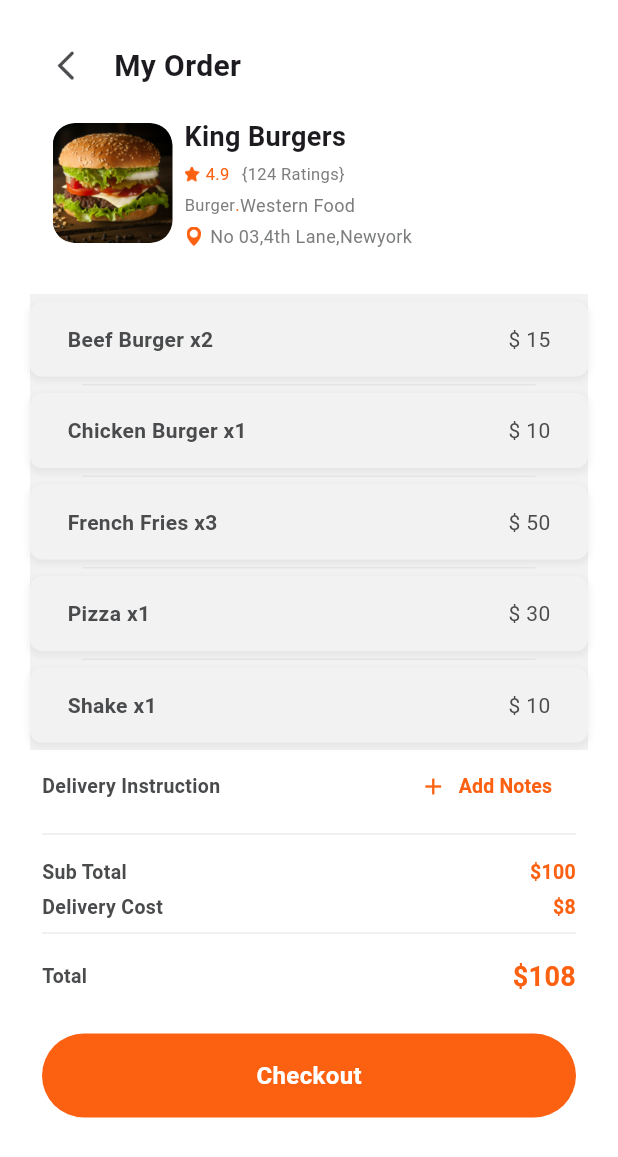
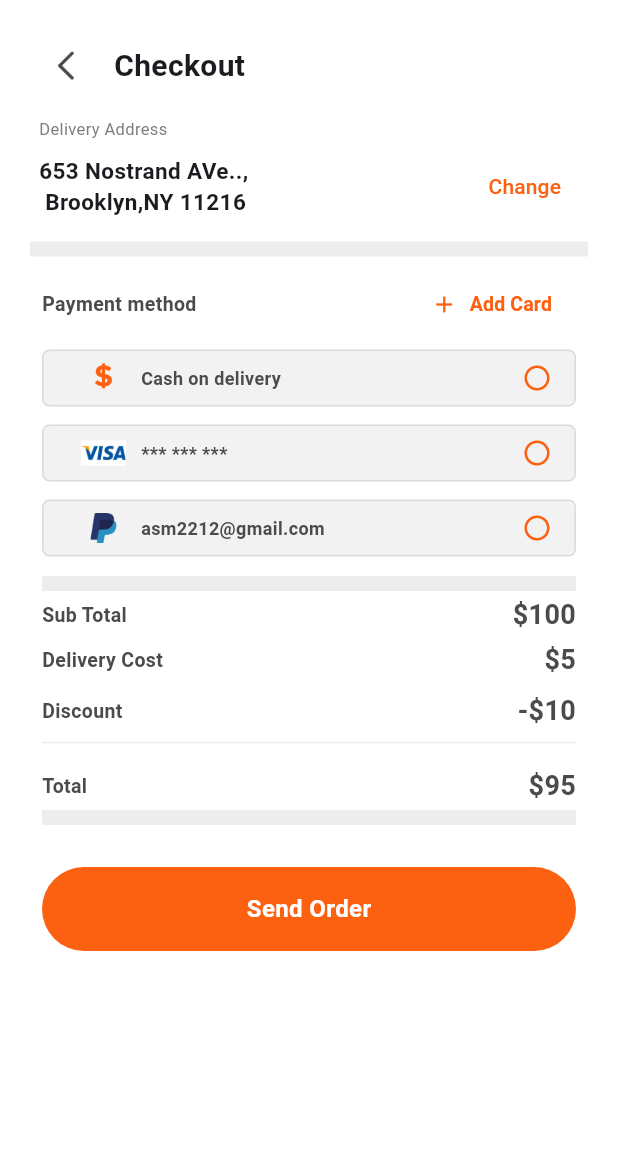
Before and after one commit to asm2212/jegoli, a Flutter app: the MyOrderScreen screen opened directly, after a tap on "Checkout", on a phone screen of 412 x 824 dp. Shown: the top 1157 px of the screen. Run offline on Flutter 3.47's test engine with Material 3 defaults, Android fonts, the phone set to English and light mode, and no system bars; our stand-ins replace flutter_rating_bar, image_picker; missing offline and left inert: otp_pin_field; Roboto replaces fonts that are missing (Metropolis).

Commit message:
Implemented Checkout Screen with payment method selection and order summary.

```diff
--- /dev/null
+++ b/lib/screens/more/checkout_screen.dart
@@ -0,0 +1,314 @@
+import 'package:flutter/material.dart';
+import 'package:jegoli/co_widget/round_button.dart';
+import 'package:jegoli/common/color_extension.dart';
+
+class CheckoutScreen extends StatefulWidget {
+  const CheckoutScreen({super.key});
+
+  @override
+  State<CheckoutScreen> createState() => _CheckoutScreenState();
+}
+
+class _CheckoutScreenState extends State<CheckoutScreen> {
+  final List<Map<String, String>> paymentArr = [
+    {'name': 'Cash on delivery', 'icon': 'assets/images/cash.png'},
+    {'name': '*** *** ***', 'icon': 'assets/images/visa_icon.png'},
+    {'name': 'asm2212@gmail.com', 'icon': 'assets/images/paypal.png'},
+  ];
+
+  int selectMethod = -1;
+
+  @override
+  Widget build(BuildContext context) {
+    return Scaffold(
+      backgroundColor: ColorExtension.white,
+      body: SingleChildScrollView(
+        child: Padding(
+          padding: const EdgeInsets.symmetric(vertical: 20, horizontal: 20),
+          child: Column(
+            crossAxisAlignment: CrossAxisAlignment.start,
+            children: [
+              Row(
+                children: [
+                  IconButton(
+                    onPressed: () {
+                      Navigator.pop(context);
+                    },
+                    icon: Image.asset(
+                      "assets/images/btn_back.png",
+                      width: 20,
+                      height: 20,
+                    ),
+                  ),
+                  const SizedBox(width: 8),
+                  Expanded(
+                    child: Text(
+                      "Checkout",
+                      style: const TextStyle(
+                        fontSize: 20,
+                        fontWeight: FontWeight.bold,
+                      ),
+                      overflow: TextOverflow.ellipsis,
+                    ),
+                  ),
+                ],
+              ),
+              Padding(
+                padding: const EdgeInsets.symmetric(vertical: 10, horizontal: 6),
+                child: Row(
+                  children: [
+                    Expanded(
+                      child: Column(
+                        crossAxisAlignment: CrossAxisAlignment.start,
+                        children: [
+                          Text(
+                            "Delivery Address",
+                            style: TextStyle(
+                              color: ColorExtension.secondaryText,
+                              fontSize: 11,
+                              fontWeight: FontWeight.w400
+                            ),
+                          ),
+                          const SizedBox(height: 6),
+                          Row(
+                            children: [
+                              Expanded(
+                                child: Text(
+                                  "653 Nostrand AVe..,\n Brooklyn,NY 11216",
+                                  style: const TextStyle(
+                                    fontSize: 15,
+                                    fontWeight: FontWeight.w700,
+                                  ),
+                                ),
+                              ),
+                              const SizedBox(width: 30),
+                              TextButton(
+                                onPressed: () {},
+                                child: Text(
+                                  "Change",
+                                  style: TextStyle(
+                                    fontSize: 14,
+                                    color: ColorExtension.primary,
+                                  ),
+                                ),
+                              ),
+                            ],
+                          ),
+                        ],
+                      ),
+                    ),
+                  ],
+                ),
+              ),
+                 Divider(
+                      color: ColorExtension.primaryText.withOpacity(0.1),
+                      thickness: 10,
+                    ),
+
+              const SizedBox(height: 5),
+              Container(
+                decoration: BoxDecoration(color: ColorExtension.textfield),
+              ),
+              Padding(
+                padding: const EdgeInsets.symmetric(horizontal: 8),
+                child: Column(
+                  crossAxisAlignment: CrossAxisAlignment.start,
+                  children: [
+                    Row(
+                      mainAxisAlignment: MainAxisAlignment.spaceBetween,
+                      children: [
+                        Text(
+                          "Payment method",
+                          style: TextStyle(
+                            fontSize: 13,
+                            color: ColorExtension.primaryText,
+                            fontWeight: FontWeight.w700,
+                          ),
+                        ),
+                        TextButton.icon(
+                          onPressed: () {},
+                          icon: Icon(Icons.add, color: ColorExtension.primary),
+                          label: Text(
+                            "Add Card",
+                            style: TextStyle(
+                              color: ColorExtension.primary,
+                              fontSize: 13,
+                              fontWeight: FontWeight.w600,
+                            ),
+                          ),
+                        ),
+                      ],
+                    ),
+                    ListView.builder(
+                      physics: const NeverScrollableScrollPhysics(),
+                      itemCount: paymentArr.length,
+                      shrinkWrap: true,
+                      padding: EdgeInsets.zero,
+                      itemBuilder: (context, index) {
+                        var pObj = paymentArr[index];
+                        return Container(
+                          margin: const EdgeInsets.symmetric(vertical: 6),
+                          padding: const EdgeInsets.symmetric(vertical: 8, horizontal: 15),
+                          decoration: BoxDecoration(
+                            color: ColorExtension.textfield,
+                            borderRadius: BorderRadius.circular(5),
+                            border: Border.all(
+                              color: ColorExtension.secondaryText.withOpacity(0.2),
+                            ),
+                          ),
+                          child: Row(
+                            children: [
+                              Image.asset(
+                                pObj["icon"].toString(),
+                                width: 50,
+                                height: 20,
+                                fit: BoxFit.contain,
+                              ),
+
+
+                                Expanded(
+                                  child: Text(
+                                    pObj["name"].toString(),
+                                    style: TextStyle(
+                                      fontSize: 12,
+                                      color: ColorExtension.primaryText,
+                                      fontWeight: FontWeight.w700,
+                                    ),
+                                  ),
+                                ),
+
+                              InkWell(
+
+                              onTap: (){
+                                setState(() {
+                                  selectMethod = index;
+                                });
+                              },
+                              child: Icon(
+                                selectMethod == index
+                                ? Icons.radio_button_on
+                                : Icons.radio_button_off,
+                                color: ColorExtension.primary,
+                                size: 20,
+                              )
+
+                              ),
+                            ],
+                          ),
+                        );
+                      },
+                    ),
+                    const SizedBox(height: 4),
+                       Divider(
+                      color: ColorExtension.primaryText.withOpacity(0.1),
+                      thickness: 10,
+                    ),
+
+                    Row(
+                      mainAxisAlignment: MainAxisAlignment.spaceBetween,
+                      children: [
+                        Text(
+                          "Sub Total",
+                          style: TextStyle(
+                            fontSize: 13,
+                            color: ColorExtension.primaryText,
+                            fontWeight: FontWeight.w700,
+                          ),
+                        ),
+                        Text(
+                          "\$100",
+                       style: TextStyle(
+                            color: ColorExtension.primaryText,
+                            fontSize: 18,
+                            fontWeight: FontWeight.w700,
+                          ),
+                        ),
+                      ],
+                    ),
+                       const SizedBox(height: 4),
+                    Row(
+                      mainAxisAlignment: MainAxisAlignment.spaceBetween,
+                      children: [
+                        Text(
+                          "Delivery Cost",
+                          style: TextStyle(
+                            fontSize: 13,
+                            color: ColorExtension.primaryText,
+                            fontWeight: FontWeight.w700,
+                          ),
+                        ),
+                        Text(
+                          "\$5",
+                       style: TextStyle(
+                            color: ColorExtension.primaryText,
+                            fontSize: 18,
+                            fontWeight: FontWeight.w700,
+                          ),
+                        ),
+                      ],
+                    ),
+                    const SizedBox(height: 8),
+                    Row(
+                      mainAxisAlignment: MainAxisAlignment.spaceBetween,
+                      children: [
+                        Text(
+                          "Discount",
+                          style: TextStyle(
+                            fontSize: 13,
+                            color: ColorExtension.primaryText,
+                            fontWeight: FontWeight.w700,
+                          ),
+                        ),
+                        Text(
+                          "-\$10",
+                          style: TextStyle(
+                            color: ColorExtension.primaryText,
+                            fontSize: 18,
+                            fontWeight: FontWeight.w700,
+                          ),
+                        ),
+                      ],
+                    ),
+                    Divider(
+                      color: ColorExtension.primaryText.withOpacity(0.1),
+                      thickness: 1,
+                    ),
+                    const SizedBox(height: 8),
+                    Row(
+                      mainAxisAlignment: MainAxisAlignment.spaceBetween,
+                      children: [
+                        Text(
+                          "Total",
+                          style: TextStyle(
+                            fontSize: 13,
+                            color: ColorExtension.primaryText,
+                            fontWeight: FontWeight.w700,
+                          ),
+                        ),
+                        Text(
+                          "\$95",
+                          style: TextStyle(
+                            color: ColorExtension.primaryText,
+                            fontSize: 18,
+                            fontWeight: FontWeight.w700,
+                          ),
+                        ),
+                      ],
+                    ),
+                       Divider(
+                      color: ColorExtension.primaryText.withOpacity(0.1),
+                      thickness: 10,
+                    ),
+                    const SizedBox(height: 25),
+                    RoundButton(onPressed: () {}, title: "Send Order"),
+                    const SizedBox(height: 55),
+                  ],
+                ),
+              ),
+            ],
+          ),
+        ),
+      ),
+    );
+  }
+}
--- a/lib/screens/more/my_order_screen.dart
+++ b/lib/screens/more/my_order_screen.dart
@@ -1,6 +1,7 @@
 import 'package:flutter/material.dart';
 import 'package:jegoli/co_widget/round_button.dart';
 import 'package:jegoli/common/color_extension.dart';
+import 'package:jegoli/screens/more/checkout_screen.dart';
 
 class MyOrderScreen extends StatefulWidget {
   const MyOrderScreen({super.key});
@@ -371,7 +372,12 @@ class _MyOrderScreenState extends State<MyOrderScreen> {
                     ],
                   ),
                   const SizedBox(height: 25,),
-                  RoundButton(onPressed: (){}, title: "Checkout"),
+                  RoundButton(onPressed: (){
+                    Navigator.push(
+                      context,
+                      MaterialPageRoute(
+                        builder: (context) => const CheckoutScreen()));
+                  }, title: "Checkout"),
                 const SizedBox(height: 55,),
                 ],
               )
```
Also changed, not shown: assets/images/cash.png (added).
